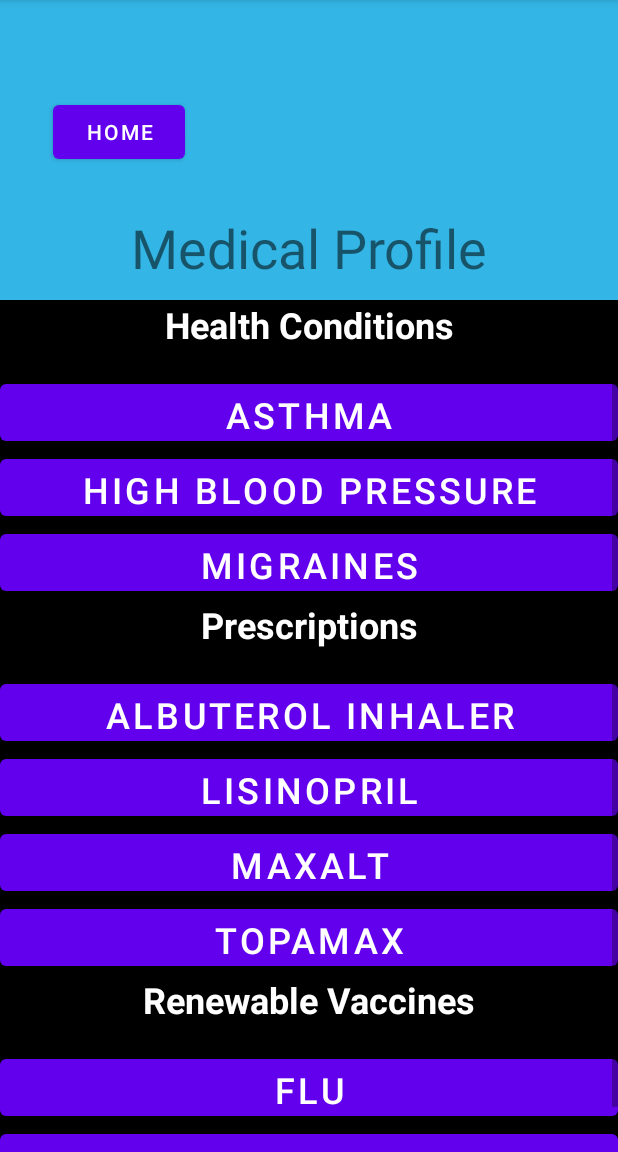
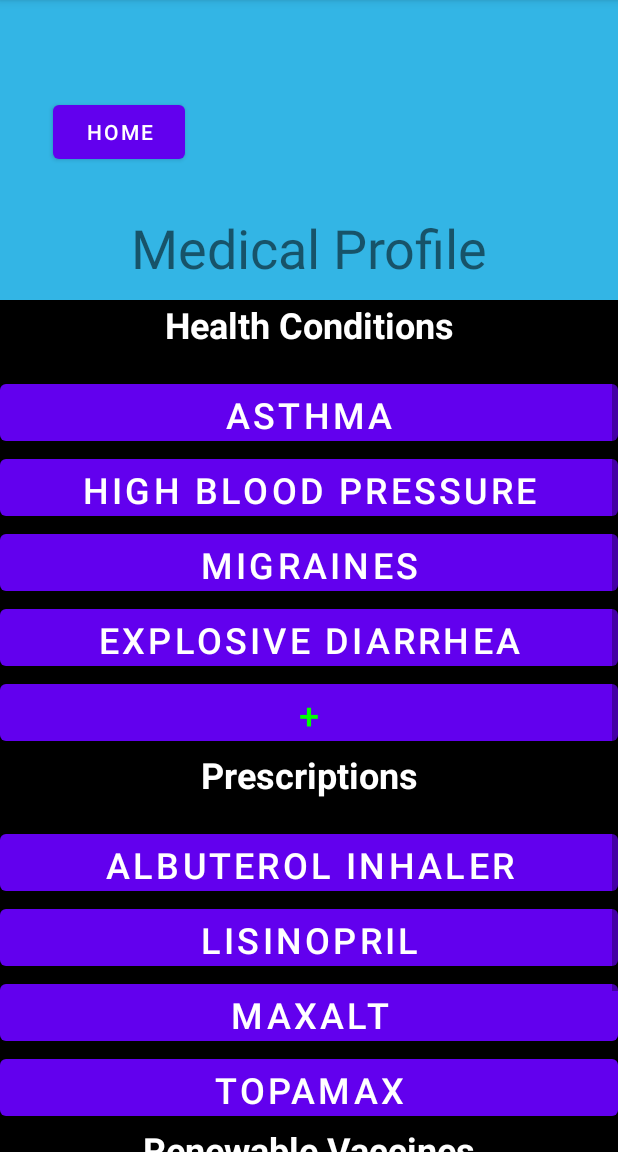
Before and after one commit to jkapp610/-Health-Track-Android-App, an Android app: the ProfileActivity screen opened directly, with no data from a screen before it, on a phone screen of 412 x 824 dp, the part 84-1236 px from its top. Run offline under Robolectric (Android 15) with nearby library versions, the phone set to English and light mode, and no system bars.

Commit message:
Medical profile screen in progress.
- "conditions" add button now visible when less than 5 elements
- add button goes away when 5 elements present
- auto detect for "add" vs. "edit" ACTUALLY WORKS!

```diff
--- a/app/src/main/java/com/example/healthtrack/ProfileActivity.java
+++ b/app/src/main/java/com/example/healthtrack/ProfileActivity.java
@@ -6,6 +6,7 @@ import android.content.Intent;
 import android.os.Bundle;
 import android.view.View;
 import android.widget.Button;
+import android.widget.Toast;
 
 import java.util.ArrayList;
 import java.util.List;
@@ -37,39 +38,52 @@ public class ProfileActivity extends AppCompatActivity {
 
         ProfileActivity.Condition condition = new ProfileActivity.Condition();
         List<ProfileActivity.Condition> cond = condition.GetItems();
+        int numCond = cond.size();
         ProfileActivity.Prescription prescription = new ProfileActivity.Prescription();
         List<ProfileActivity.Prescription> pres = prescription.GetItems();
+
         ProfileActivity.Vaccine vaccine = new ProfileActivity.Vaccine();
         List<ProfileActivity.Vaccine> vacc = vaccine.GetItems();
+
         if((Button) findViewById(R.id.cond0) == btn){
             intent.putExtra("key_type","Condition");
-            if(!cond.get(0).name.equals(null)) {
-                intent.putExtra("key_edit", true);
-                intent.putExtra("key_name",cond.get(0).name);
+            if(numCond > 0) {
+                if (!cond.get(0).name.equals(null)) {
+                    intent.putExtra("key_edit", true);
+                    intent.putExtra("key_name", cond.get(0).name);
+                }
             }
         }else if((Button) findViewById(R.id.cond1) == btn){
             intent.putExtra("key_type", "Condition");
-            if(!cond.get(1).name.equals(null)) {
-                intent.putExtra("key_edit", true);
-                intent.putExtra("key_name",cond.get(1).name);
+            if(numCond > 1) {
+                if (!cond.get(1).name.equals(null)) {
+                    intent.putExtra("key_edit", true);
+                    intent.putExtra("key_name", cond.get(1).name);
+                }
             }
         }else if((Button) findViewById(R.id.cond2) == btn){
             intent.putExtra("key_type", "Condition");
-            if(!cond.get(2).name.equals(null)) {
-                intent.putExtra("key_edit", true);
-                intent.putExtra("key_name",cond.get(2).name);
+            if(numCond > 2) {
+                if (!cond.get(2).name.equals(null)) {
+                    intent.putExtra("key_edit", true);
+                    intent.putExtra("key_name", cond.get(2).name);
+                }
             }
         }else if((Button) findViewById(R.id.cond3) == btn){
             intent.putExtra("key_type", "Condition");
-            if(!cond.get(3).name.equals(null)){
-                intent.putExtra("key_edit", true);
-                intent.putExtra("key_name",cond.get(3).name);
+            if(numCond > 3) {
+                if (!cond.get(3).name.equals(null)) {
+                    intent.putExtra("key_edit", true);
+                    intent.putExtra("key_name", cond.get(3).name);
+                }
             }
         }else if((Button) findViewById(R.id.cond4) == btn){
             intent.putExtra("key_type", "Condition");
-            if(!cond.get(4).name.equals(null)){
-                intent.putExtra("key_edit", true);
-                intent.putExtra("key_name",cond.get(4).name);
+            if(numCond > 4) {
+                if (!cond.get(4).name.equals(null)) {
+                    intent.putExtra("key_edit", true);
+                    intent.putExtra("key_name", cond.get(4).name);
+                }
             }
         }else if((Button) findViewById(R.id.pres0) == btn){
             intent.putExtra("key_type","Prescription");
@@ -152,7 +166,6 @@ public class ProfileActivity extends AppCompatActivity {
                 intent.putExtra("key_reminder",vacc.get(4).reminder);
             }
         }
-
         startActivity(intent);
     }
 
@@ -174,6 +187,8 @@ public class ProfileActivity extends AppCompatActivity {
             lstItems.add(new ProfileActivity.Condition("Asthma"));
             lstItems.add(new ProfileActivity.Condition("High Blood Pressure"));
             lstItems.add(new ProfileActivity.Condition("Migraines"));
+            lstItems.add(new ProfileActivity.Condition("Explosive Diarrhea"));
+//            lstItems.add(new ProfileActivity.Condition("Seasonal Allergies"));
 
             return lstItems;
         }
@@ -189,31 +204,39 @@ public class ProfileActivity extends AppCompatActivity {
         if(numCond > 0) {
             btn0.setText(cond.get(0).name);
             btn0.setVisibility(View.VISIBLE);
-        }else btn0.setVisibility(View.GONE);
+            Button btn1 = (Button) findViewById(R.id.cond1);
+            btn1.setVisibility(View.VISIBLE);
+        }
 
         Button btn1 = (Button) findViewById(R.id.cond1);
         if(numCond > 1) {
             btn1.setText(cond.get(1).name);
             btn1.setVisibility(View.VISIBLE);
-        }else btn1.setVisibility(View.GONE);
+            Button btn2 = (Button) findViewById(R.id.cond2);
+            btn2.setVisibility(View.VISIBLE);
+        }
 
         Button btn2 = (Button) findViewById(R.id.cond2);
         if(numCond > 2) {
             btn2.setText(cond.get(2).name);
             btn2.setVisibility(View.VISIBLE);
-        }else btn2.setVisibility(View.GONE);
+            Button btn3 = (Button) findViewById(R.id.cond3);
+            btn3.setVisibility(View.VISIBLE);
+        }
 
         Button btn3 = (Button) findViewById(R.id.cond3);
         if(numCond > 3) {
             btn3.setText(cond.get(3).name);
             btn3.setVisibility(View.VISIBLE);
-        }else btn3.setVisibility(View.GONE);
+            Button btn4 = (Button) findViewById(R.id.cond4);
+            btn4.setVisibility(View.VISIBLE);
+        }
 
         Button btn4 = (Button) findViewById(R.id.cond4);
         if(numCond > 4) {
             btn4.setText(cond.get(4).name);
             btn4.setVisibility(View.VISIBLE);
-        }else btn4.setVisibility(View.GONE);
+        }
     }
 
     // Just a test for now... //TODO get actual data from the database
```
